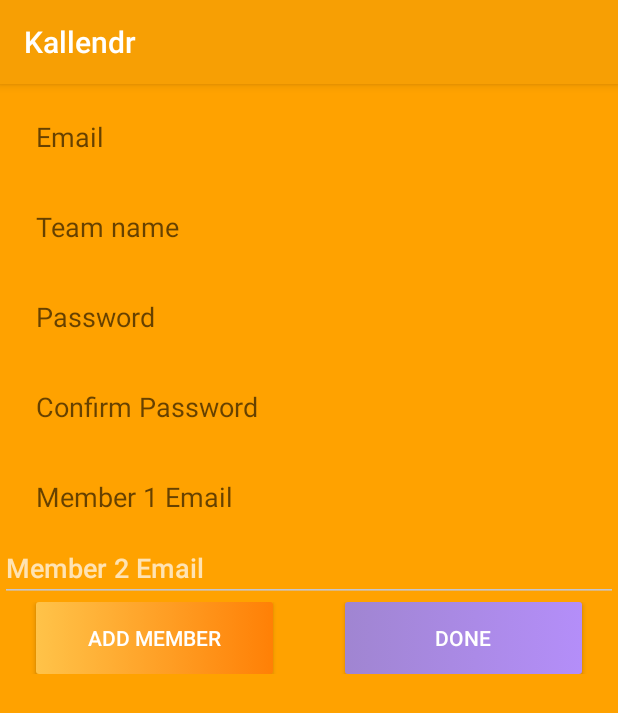
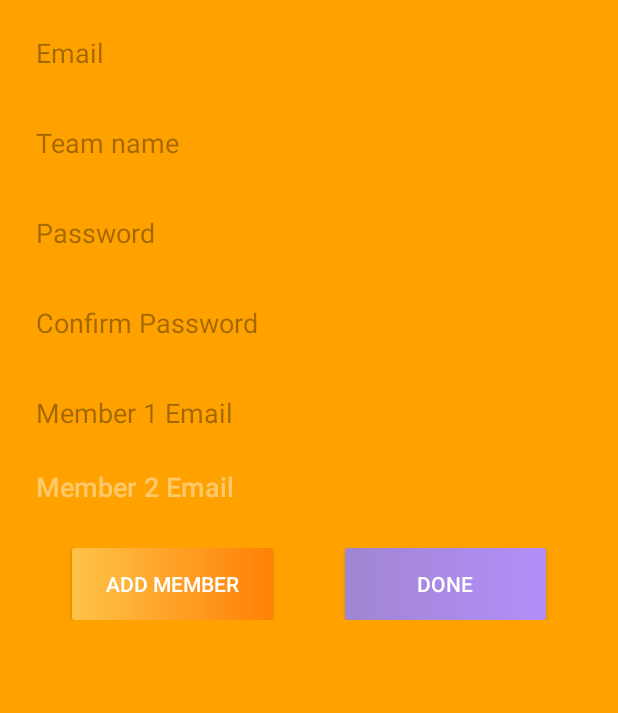
Before and after one commit to theoko/kallendr-android, an Android app: the RegisterActivity screen opened directly, with no data from a screen before it, after a tap on "ADD MEMBER", on a phone screen of 412 x 824 dp. Shown: the top 713 px of the screen. Run offline under Robolectric (Android 15) with nearby library versions, the phone set to English and light mode, and no system bars; our stand-ins replace Firebase (no records; nobody signed in at launch, a user with empty details on screens opened directly); 1 other tap on this screen came first.

Commit message:
frontend redesign

```diff
--- a/app/src/main/java/com/kallendr/android/helpers/UIHelpers.java
+++ b/app/src/main/java/com/kallendr/android/helpers/UIHelpers.java
@@ -1,7 +1,9 @@
 package com.kallendr.android.helpers;
 
+import android.content.Context;
 import android.text.TextUtils;
 import android.util.Patterns;
+import android.util.TypedValue;
 import android.view.View;
 import android.widget.ProgressBar;
 
@@ -17,4 +19,8 @@ public class UIHelpers {
         return (!TextUtils.isEmpty(target) && !Pattern.compile("[,\\s]|@.*@").matcher(target).find());
     }
 
+    public static int spToPx(float sp, Context context) {
+        return (int) TypedValue.applyDimension(TypedValue.COMPLEX_UNIT_SP, sp, context.getResources().getDisplayMetrics());
+    }
+
 }
--- a/app/src/main/java/com/kallendr/android/ui/login/LoginActivity.java
+++ b/app/src/main/java/com/kallendr/android/ui/login/LoginActivity.java
@@ -22,6 +22,8 @@ import android.widget.Toast;
 import com.kallendr.android.R;
 import com.kallendr.android.ui.home.MainActivity;
 
+import java.util.Objects;
+
 public class LoginActivity extends AppCompatActivity {
 
     private LoginViewModel loginViewModel;
@@ -30,6 +32,8 @@ public class LoginActivity extends AppCompatActivity {
     public void onCreate(Bundle savedInstanceState) {
         super.onCreate(savedInstanceState);
         setContentView(R.layout.activity_login);
+        /* Hide action bar */
+        Objects.requireNonNull(getSupportActionBar()).hide();
         loginViewModel = ViewModelProviders.of(this, new LoginViewModelFactory())
                 .get(LoginViewModel.class);
 
--- a/app/src/main/java/com/kallendr/android/ui/register/RegisterActivity.java
+++ b/app/src/main/java/com/kallendr/android/ui/register/RegisterActivity.java
@@ -2,10 +2,12 @@ package com.kallendr.android.ui.register;
 
 import android.content.Context;
 import android.content.Intent;
+import android.graphics.Color;
 import android.os.Build;
 import android.os.Bundle;
 import android.support.annotation.NonNull;
 import android.support.v7.app.AppCompatActivity;
+import android.util.TypedValue;
 import android.view.View;
 import android.view.ViewGroup;
 import android.widget.Button;
@@ -27,6 +29,7 @@ import com.kallendr.android.ui.calendar.MyCalendar;
 import com.kallendr.android.ui.home.MainActivity;
 
 import java.util.ArrayList;
+import java.util.Objects;
 
 public class RegisterActivity extends AppCompatActivity {
 
@@ -52,6 +55,7 @@ public class RegisterActivity extends AppCompatActivity {
     protected void onCreate(Bundle savedInstanceState) {
         super.onCreate(savedInstanceState);
         setContentView(R.layout.activity_register);
+        Objects.requireNonNull(getSupportActionBar()).hide();
 
         // Registration fields
         emailAddress = findViewById(R.id.emailAddress);
@@ -116,7 +120,9 @@ public class RegisterActivity extends AppCompatActivity {
             public void onClick(View v) {
                 if(numberOfLines < 5) {
                     EditText editText = new EditText(getApplicationContext());
-                    LinearLayout.LayoutParams p = new LinearLayout.LayoutParams(ViewGroup.LayoutParams.MATCH_PARENT, ViewGroup.LayoutParams.WRAP_CONTENT);
+                    LinearLayout.LayoutParams p = new LinearLayout.LayoutParams(ViewGroup.LayoutParams.MATCH_PARENT, UIHelpers.spToPx(50f, RegisterActivity.this));
+                    editText.setAlpha(0.6f);
+                    editText.setBackgroundColor(Color.TRANSPARENT);
                     editText.setLayoutParams(p);
 
                     // Increment number of lines
@@ -157,6 +163,17 @@ public class RegisterActivity extends AppCompatActivity {
                 String userEmail = emailAddress.getText().toString();
                 String userTeamName = teamName.getText().toString();
                 String userPass = userPassword.getText().toString();
+
+                /* Input validation */
+                if(userEmail.trim().equals("")) {
+
+                }
+                if(userTeamName.trim().equals("")) {
+
+                }
+                if(userPass.trim().equals("")) {
+
+                }
 
                 // Create user with Firebase Authentication
                 FirebaseAuth.getInstance().createUserWithEmailAndPassword(userEmail, userPass)
--- a/app/src/main/res/layout/activity_login.xml
+++ b/app/src/main/res/layout/activity_login.xml
@@ -25,6 +25,7 @@
         android:id="@+id/username"
         android:textColor="@android:color/white"
         android:background="@android:color/transparent"
+        android:alpha="0.6"
         android:layout_width="0dp"
         android:layout_height="50sp"
         android:layout_marginStart="24dp"
@@ -40,6 +41,8 @@
     <EditText
         android:id="@+id/password"
         android:background="@android:color/transparent"
+        android:textColor="@android:color/white"
+        android:alpha="0.6"
         android:layout_width="0dp"
         android:layout_height="50sp"
         android:layout_marginStart="24dp"
--- a/app/src/main/res/layout/activity_register.xml
+++ b/app/src/main/res/layout/activity_register.xml
@@ -12,6 +12,7 @@
     <EditText
         android:id="@+id/emailAddress"
         android:background="@android:color/transparent"
+        android:alpha="0.6"
         android:layout_width="match_parent"
         android:layout_height="50sp"
         android:layout_marginTop="10sp"
@@ -23,6 +24,7 @@
     <EditText
         android:id="@+id/teamName"
         android:background="@android:color/transparent"
+        android:alpha="0.6"
         android:layout_width="match_parent"
         android:layout_height="50sp"
         android:layout_marginTop="10sp"
@@ -33,6 +35,7 @@
     <EditText
         android:id="@+id/userPassword"
         android:background="@android:color/transparent"
+        android:alpha="0.6"
         android:inputType="textPassword"
         android:layout_width="match_parent"
         android:layout_height="50sp"
@@ -44,6 +47,7 @@
     <EditText
         android:id="@+id/userPasswordConfirmation"
         android:background="@android:color/transparent"
+        android:alpha="0.6"
         android:inputType="textPassword"
         android:layout_width="match_parent"
         android:layout_height="50sp"
@@ -57,7 +61,8 @@
         android:layout_marginTop="10dp"
         android:layout_width="match_parent"
         android:layout_height="wrap_content"
-
+        android:layout_marginStart="24dp"
+        android:layout_marginEnd="24dp"
         android:orientation="vertical"
         android:visibility="gone">
 
@@ -65,15 +70,15 @@
             android:id="@+id/invMember1"
             android:tag="invMember1"
             android:background="@android:color/transparent"
+            android:alpha="0.6"
             android:layout_width="match_parent"
             android:layout_height="50sp"
-            android:layout_marginStart="24dp"
-            android:layout_marginEnd="24dp"
             android:hint="@string/member_1_email" />
 
         <LinearLayout
             android:layout_width="match_parent"
             android:layout_height="wrap_content"
+            android:layout_marginTop="15sp"
             android:orientation="horizontal">
 
             <Button
```
